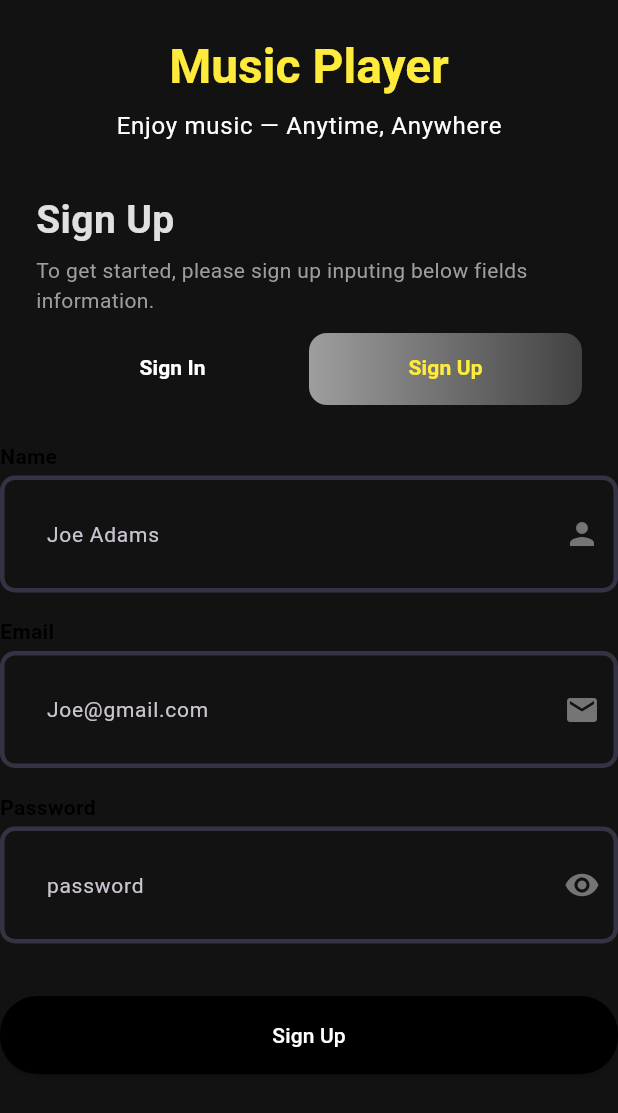
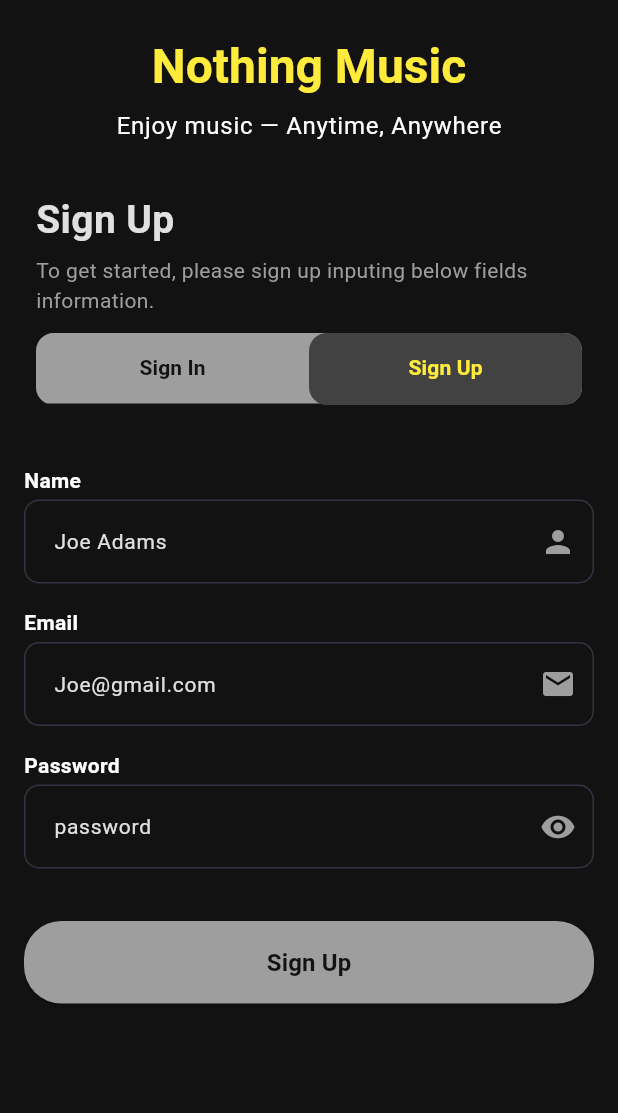
Before and after one commit to AbeerPanwar/music-player-app, a Flutter app: the screen it shows after launch, tab 2 chosen, on a phone screen of 412 x 824 dp. Shown: the top 1113 px of the screen. Run offline on Flutter 3.47's test engine with Material 3 defaults, Android fonts, the phone set to English and light mode, and no system bars.

Commit message:
updated the sign in/up ui

```diff
--- a/lib/features/Auth/view/pages/auth_page.dart
+++ b/lib/features/Auth/view/pages/auth_page.dart
@@ -44,7 +44,7 @@ class _AuthScreenState extends State<AuthScreen>
                 children: [
                   Center(
                     child: Text(
-                      'Music Player',
+                      'Nothing Music',
                       style: Theme.of(context).textTheme.headlineLarge
                           ?.copyWith(
                             color: Pallete.gradient1,
@@ -88,19 +88,19 @@ class _AuthScreenState extends State<AuthScreen>
                       borderRadius: BorderRadius.circular(12),
                     ),
                     child: Container(
-                      color: Pallete.backgroundColor,
+                      decoration: BoxDecoration(color: Pallete.geryGradiant2, borderRadius: BorderRadius.circular(12)),
                       child: TabBar(
+                        overlayColor: WidgetStatePropertyAll(Pallete.backgroundColor),
                         controller: _tabController,
                         indicator: BoxDecoration(
                           color: Pallete.geryGradiant3,
-                          gradient: LinearGradient(colors: [Pallete.geryGradiant2, Pallete.geryGradiant3]),
                           borderRadius: BorderRadius.circular(12),
                         ),
                         dividerColor: Pallete.backgroundColor,
                         indicatorSize: TabBarIndicatorSize.tab,
                         labelColor: Pallete.gradient1,
                         labelStyle: TextStyle(fontWeight: FontWeight.bold),
-                        unselectedLabelColor: Pallete.whiteColor,
+                        unselectedLabelColor: Pallete.backgroundColor,
                         tabs: const [
                           Tab(text: 'Sign In'),
                           Tab(text: 'Sign Up'),
--- a/lib/features/Auth/view/widgets/sign_up_form.dart
+++ b/lib/features/Auth/view/widgets/sign_up_form.dart
@@ -1,3 +1,4 @@
+import 'package:client_/theme/app_pallet.dart';
 import 'package:client_/theme/theme.dart';
 import 'package:flutter/material.dart';
 
@@ -16,7 +17,6 @@ class _SignUpFormState extends State<SignUpForm> {
   final _confirmPasswordController = TextEditingController();
   bool _obscurePassword = true;
 
-
   @override
   void dispose() {
     _nameController.dispose();
@@ -28,7 +28,9 @@ class _SignUpFormState extends State<SignUpForm> {
 
   @override
   Widget build(BuildContext context) {
-    return Form(
+    return Padding(
+      padding: const EdgeInsets.all(16),
+      child: Form(
         key: _formKey,
         child: SingleChildScrollView(
           child: Column(
@@ -38,7 +40,7 @@ class _SignUpFormState extends State<SignUpForm> {
                 'Name',
                 style: TextStyle(
                   fontWeight: FontWeight.bold,
-                color: Colors.black,
+                  color: Pallete.whiteColor,
                 ),
               ),
               SizedBox(height: 3),
@@ -47,10 +49,12 @@ class _SignUpFormState extends State<SignUpForm> {
                 textCapitalization: TextCapitalization.words,
                 decoration: InputDecoration(
                   hintText: 'Joe Adams',
-                hintStyle: TextStyle(fontSize: 14),
-                suffixIcon: Icon(Icons.person, color: Colors.grey.shade600),
-                enabledBorder: AppTheme.darkThemeMode.inputDecorationTheme.enabledBorder,
-                focusedBorder: AppTheme.darkThemeMode.inputDecorationTheme.focusedBorder,
+                  hintStyle: TextStyle(fontSize: 14, color: Pallete.geryGradiant1),
+                  suffixIcon: Icon(Icons.person, color: Pallete.geryGradiant2),
+                  enabledBorder:
+                      AppTheme.darkThemeMode.inputDecorationTheme.enabledBorder,
+                  focusedBorder:
+                      AppTheme.darkThemeMode.inputDecorationTheme.focusedBorder,
                 ),
                 validator: (value) {
                   if (value == null || value.isEmpty) {
@@ -67,7 +71,7 @@ class _SignUpFormState extends State<SignUpForm> {
                 'Email',
                 style: TextStyle(
                   fontWeight: FontWeight.bold,
-                color: Colors.black,
+                  color: Pallete.whiteColor,
                 ),
               ),
               SizedBox(height: 3),
@@ -76,10 +80,12 @@ class _SignUpFormState extends State<SignUpForm> {
                 keyboardType: TextInputType.emailAddress,
                 decoration: InputDecoration(
                   hintText: 'Joe@gmail.com',
-                hintStyle: TextStyle(fontSize: 14),
-                suffixIcon: Icon(Icons.email, color: Colors.grey.shade600),
-                enabledBorder: AppTheme.darkThemeMode.inputDecorationTheme.enabledBorder,
-                focusedBorder: AppTheme.darkThemeMode.inputDecorationTheme.focusedBorder,
+                  hintStyle: TextStyle(fontSize: 14, color: Pallete.geryGradiant1),
+                  suffixIcon: Icon(Icons.email, color: Pallete.geryGradiant2),
+                  enabledBorder:
+                      AppTheme.darkThemeMode.inputDecorationTheme.enabledBorder,
+                  focusedBorder:
+                      AppTheme.darkThemeMode.inputDecorationTheme.focusedBorder,
                 ),
                 validator: (value) {
                   if (value == null || value.isEmpty) {
@@ -96,7 +102,7 @@ class _SignUpFormState extends State<SignUpForm> {
                 'Password',
                 style: TextStyle(
                   fontWeight: FontWeight.bold,
-                color: Colors.black,
+                  color: Pallete.whiteColor,
                 ),
               ),
               SizedBox(height: 3),
@@ -105,17 +111,21 @@ class _SignUpFormState extends State<SignUpForm> {
                 obscureText: _obscurePassword,
                 decoration: InputDecoration(
                   hintText: 'password',
-                hintStyle: TextStyle(fontSize: 14),
+                  hintStyle: TextStyle(fontSize: 14, color: Pallete.geryGradiant1),
                   suffixIcon: IconButton(
                     icon: Icon(
-                    _obscurePassword ? Icons.visibility : Icons.visibility_off,
-                    color: Colors.grey.shade600,
+                      _obscurePassword
+                          ? Icons.visibility
+                          : Icons.visibility_off,
+                      color: Pallete.geryGradiant2,
                     ),
                     onPressed: () =>
                         setState(() => _obscurePassword = !_obscurePassword),
                   ),
-                enabledBorder: AppTheme.darkThemeMode.inputDecorationTheme.enabledBorder,
-                focusedBorder: AppTheme.darkThemeMode.inputDecorationTheme.focusedBorder,
+                  enabledBorder:
+                      AppTheme.darkThemeMode.inputDecorationTheme.enabledBorder,
+                  focusedBorder:
+                      AppTheme.darkThemeMode.inputDecorationTheme.focusedBorder,
                 ),
                 validator: (value) {
                   if (value == null || value.isEmpty) {
@@ -131,7 +141,7 @@ class _SignUpFormState extends State<SignUpForm> {
               ElevatedButton(
                 onPressed: () {},
                 style: ElevatedButton.styleFrom(
-                backgroundColor: Colors.black,
+                  backgroundColor: Pallete.geryGradiant2,
                   padding: const EdgeInsets.symmetric(vertical: 16),
                   shape: RoundedRectangleBorder(
                     borderRadius: BorderRadius.circular(25),
@@ -139,12 +149,13 @@ class _SignUpFormState extends State<SignUpForm> {
                 ),
                 child: const Text(
                   'Sign Up',
-                style: TextStyle(color: Colors.white),
+                  style: TextStyle(fontSize: 16, fontWeight: FontWeight.bold, color: Pallete.backgroundColor),
                 ),
               ),
             ],
           ),
         ),
+      ),
     );
   }
 }
--- a/lib/theme/theme.dart
+++ b/lib/theme/theme.dart
@@ -3,16 +3,13 @@ import 'package:flutter/material.dart';
 
 class AppTheme {
   static OutlineInputBorder _border(Color color) => OutlineInputBorder(
-        borderSide: BorderSide(
-          color: color,
-          width: 3,
-        ),
-        borderRadius: BorderRadius.circular(10),
-      );
+    borderSide: BorderSide(color: color, width: 1),
+    borderRadius: BorderRadius.circular(10),
+  );
   static final darkThemeMode = ThemeData.dark().copyWith(
     scaffoldBackgroundColor: Pallete.backgroundColor,
     inputDecorationTheme: InputDecorationTheme(
-      contentPadding: const EdgeInsets.all(27),
+      contentPadding: const EdgeInsets.all(16),
       enabledBorder: _border(Pallete.borderColor),
       focusedBorder: _border(Pallete.gradient1),
     ),
```
Also changed, not shown: lib/features/Auth/view/widgets/sign_in_form.dart (+24 -15 lines). Lines whose indentation alone changed are shown as unchanged.
